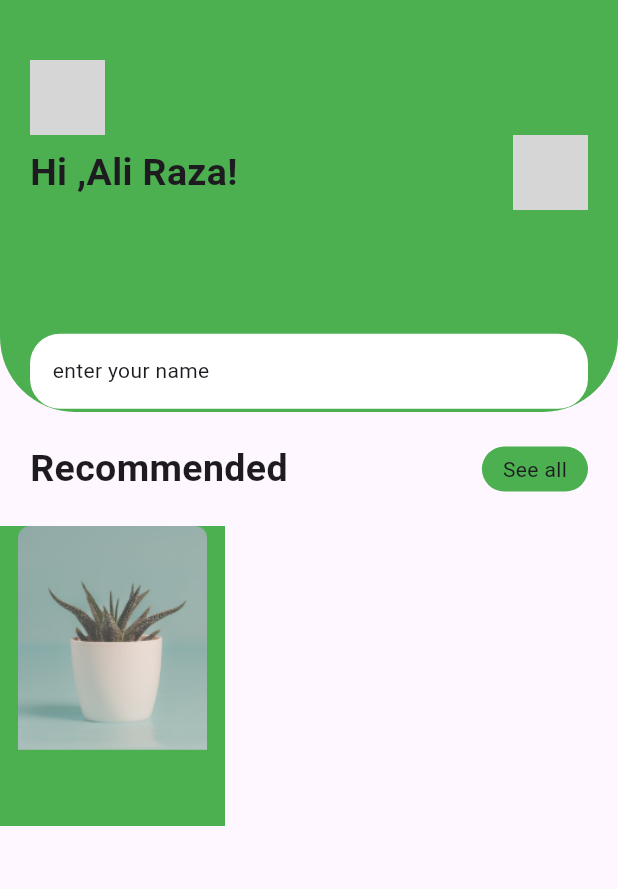
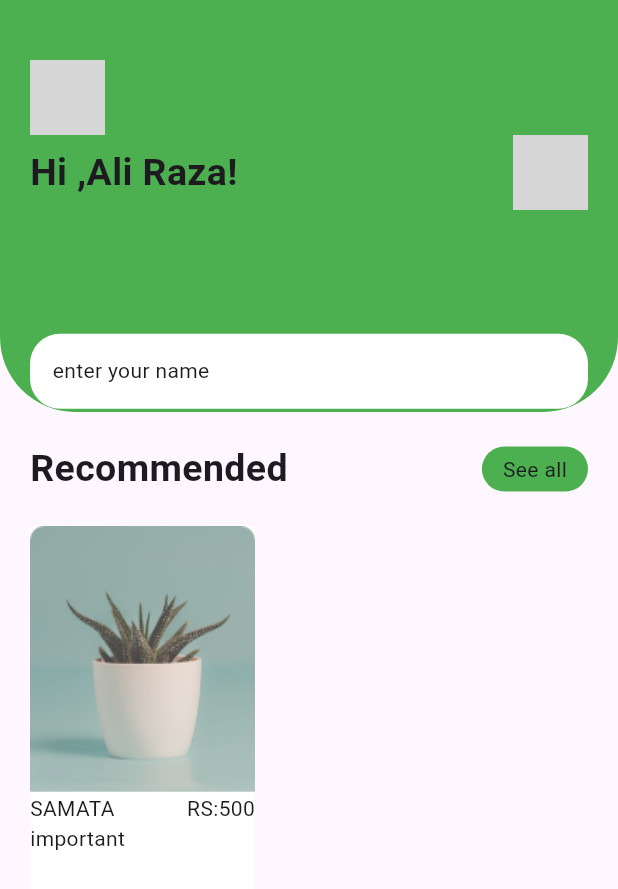
Before and after one commit to aliraza055/Plantify, a Flutter app: the screen it shows after launch, on a phone screen of 412 x 824 dp. Shown: the top 889 px of the screen. Run offline on Flutter 3.47's test engine with Material 3 defaults, Android fonts, the light colour scheme and no system bars; grey boxes are pictures that could not be loaded.

Commit message:
add cateogry model class

```diff
--- /dev/null
+++ b/lib/Models/types.dart
@@ -0,0 +1,15 @@
+class Types {
+  String image;
+  String price;
+  String name;
+  String des;
+  Types({required this.image,required this.name,required this.price,required this.des});
+  List<Types> itmes=[
+    Types(image: "image_1.png", name: "Rose", price: '50', des: 'important'),
+    Types(image: "image_1.png", name: "Rose", price: '50', des: 'important'),
+    Types(image: "image_1.png", name: "Rose", price: '50', des: 'important'),
+    Types(image: "image_1.png", name: "Rose", price: '50', des: 'important'),
+    Types(image: "image_1.png", name: "Rose", price: '50', des: 'important'),
+
+  ];
+}
--- a/lib/Screens/explore_page.dart
+++ b/lib/Screens/explore_page.dart
@@ -6,6 +6,12 @@ class ExplorePage extends StatefulWidget {
   State<ExplorePage> createState() => _ExplorePageState();
 }
 class _ExplorePageState extends State<ExplorePage> {
+  final list=[];
+  @override
+  void initState() {
+    super.initState();
+
+  }
   @override
   Widget build(BuildContext context) {
   final _height=MediaQuery.of(context).size.height;
@@ -85,14 +91,27 @@ class _ExplorePageState extends State<ExplorePage> {
           ),
         ),
         SizedBox(height: 20,),
-        Container(
-          height: 200,
-          width: 150,
-          color: Colors.green,
-          child: Column(
-            children: [
-              Image.asset('images/image_1.png',width: 150,height: 150,fit: BoxFit.contain,)
-            ],
+        Padding(
+          padding: const EdgeInsets.only(left: 20),
+          child: Container(
+            color: Colors.white,
+            height: 250,
+            width: 150,
+            child: Column(
+              mainAxisAlignment: MainAxisAlignment.start,
+              crossAxisAlignment: CrossAxisAlignment.start,
+              children: [
+                Image.asset('images/image_1.png'),
+                Row(
+                  mainAxisAlignment: MainAxisAlignment.spaceBetween,
+                  children: [
+                    Text("SAMATA"),
+                    Text("RS:500")
+                  ],
+                ),
+                Text('important')
+              ],
+            ),
           ),
         )
         ],
--- /dev/null
+++ b/lib/Screens/tempCodeRunnerFile.dart
@@ -0,0 +1 @@
+                    Image.file('image/icon_4.png'),
```
Also changed, not shown: images/bottom_img_1.png (added), images/image_2.png (added), images/image_3.png (added), images/img.png (added).
